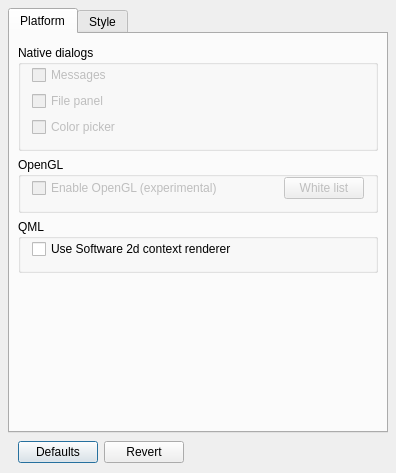
threedeyes/qthaikuplugins, file tools/qsettings/settingsdialog.ui: the form before one commit.
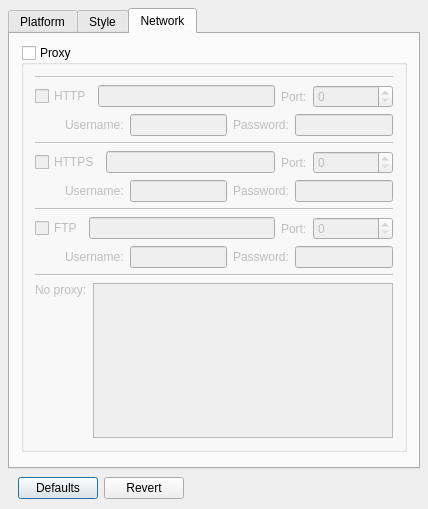
The form after the commit. The open tabs and pages were chosen to show the change.

Commit message: QSettings: add tab for proxy settings

```diff
--- a/tools/qsettings/settingsdialog.ui
+++ b/tools/qsettings/settingsdialog.ui
@@ -6,8 +6,8 @@
    <rect>
     <x>0</x>
     <y>0</y>
-    <width>396</width>
-    <height>473</height>
+    <width>428</width>
+    <height>509</height>
    </rect>
   </property>
   <property name="sizePolicy">
@@ -54,6 +54,9 @@
      </property>
      <item>
       <widget class="QTabWidget" name="tabWidget">
+       <property name="enabled">
+        <bool>true</bool>
+       </property>
        <property name="currentIndex">
         <number>0</number>
        </property>
@@ -508,6 +511,352 @@
          </item>
         </layout>
        </widget>
+       <widget class="QWidget" name="tabNetwork">
+        <property name="enabled">
+         <bool>true</bool>
+        </property>
+        <attribute name="title">
+         <string>Network</string>
+        </attribute>
+        <layout class="QVBoxLayout" name="verticalLayout_3">
+         <item>
+          <widget class="QGroupBox" name="proxyGroupBox">
+           <property name="enabled">
+            <bool>true</bool>
+           </property>
+           <property name="title">
+            <string>Proxy</string>
+           </property>
+           <property name="checkable">
+            <bool>true</bool>
+           </property>
+           <property name="checked">
+            <bool>false</bool>
+           </property>
+           <layout class="QVBoxLayout" name="verticalLayout_16">
+            <item>
+             <layout class="QVBoxLayout" name="verticalLayout_15">
+              <item>
+               <widget class="Line" name="line_3">
+                <property name="orientation">
+                 <enum>Qt::Horizontal</enum>
+                </property>
+               </widget>
+              </item>
+              <item>
+               <layout class="QHBoxLayout" name="horizontalLayout_10">
+                <item>
+                 <widget class="QCheckBox" name="httpProxyEnable">
+                  <property name="minimumSize">
+                   <size>
+                    <width>0</width>
+                    <height>0</height>
+                   </size>
+                  </property>
+                  <property name="text">
+                   <string>HTTP</string>
+                  </property>
+                 </widget>
+                </item>
+                <item>
+                 <widget class="QLineEdit" name="httpProxyAddress"/>
+                </item>
+                <item>
+                 <widget class="QLabel" name="label">
+                  <property name="text">
+                   <string>Port:</string>
+                  </property>
+                 </widget>
+                </item>
+                <item>
+                 <widget class="QSpinBox" name="httpProxyPort">
+                  <property name="minimumSize">
+                   <size>
+                    <width>80</width>
+                    <height>0</height>
+                   </size>
+                  </property>
+                  <property name="maximum">
+                   <number>65535</number>
+                  </property>
+                 </widget>
+                </item>
+               </layout>
+              </item>
+              <item>
+               <layout class="QHBoxLayout" name="horizontalLayout_14">
+                <item>
+                 <spacer name="horizontalSpacer_9">
+                  <property name="orientation">
+                   <enum>Qt::Horizontal</enum>
+                  </property>
+                  <property name="sizeHint" stdset="0">
+                   <size>
+                    <width>40</width>
+                    <height>20</height>
+                   </size>
+                  </property>
+                 </spacer>
+                </item>
+                <item>
+                 <widget class="QLabel" name="label_4">
+                  <property name="text">
+                   <string>Username:</string>
+                  </property>
+                 </widget>
+                </item>
+                <item>
+                 <widget class="QLineEdit" name="httpProxyUser"/>
+                </item>
+                <item>
+                 <widget class="QLabel" name="label_5">
+                  <property name="text">
+                   <string>Password:</string>
+                  </property>
+                 </widget>
+                </item>
+                <item>
+                 <widget class="QLineEdit" name="httpProxyPassword">
+                  <property name="inputMethodHints">
+                   <set>Qt::ImhHiddenText|Qt::ImhNoAutoUppercase|Qt::ImhNoPredictiveText|Qt::ImhSensitiveData</set>
+                  </property>
+                  <property name="echoMode">
+                   <enum>QLineEdit::Password</enum>
+                  </property>
+                 </widget>
+                </item>
+               </layout>
+              </item>
+              <item>
+               <widget class="Line" name="line">
+                <property name="orientation">
+                 <enum>Qt::Horizontal</enum>
+                </property>
+               </widget>
+              </item>
+              <item>
+               <layout class="QHBoxLayout" name="horizontalLayout_12">
+                <item>
+                 <widget class="QCheckBox" name="httpsProxyEnable">
+                  <property name="minimumSize">
+                   <size>
+                    <width>0</width>
+                    <height>0</height>
+                   </size>
+                  </property>
+                  <property name="text">
+                   <string>HTTPS</string>
+                  </property>
+                 </widget>
+                </item>
+                <item>
+                 <widget class="QLineEdit" name="httpsProxyAddress"/>
+                </item>
+                <item>
+                 <widget class="QLabel" name="label_2">
+                  <property name="text">
+                   <string>Port:</string>
+                  </property>
+                 </widget>
+                </item>
+                <item>
+                 <widget class="QSpinBox" name="httpsProxyPort">
+                  <property name="minimumSize">
+                   <size>
+                    <width>80</width>
+                    <height>0</height>
+                   </size>
+                  </property>
+                  <property name="maximum">
+                   <number>65535</number>
+                  </property>
+                 </widget>
+                </item>
+               </layout>
+              </item>
+              <item>
+               <layout class="QHBoxLayout" name="horizontalLayout_15">
+                <item>
+                 <spacer name="horizontalSpacer_10">
+                  <property name="orientation">
+                   <enum>Qt::Horizontal</enum>
+                  </property>
+                  <property name="sizeHint" stdset="0">
+                   <size>
+                    <width>40</width>
+                    <height>20</height>
+                   </size>
+                  </property>
+                 </spacer>
+                </item>
+                <item>
+                 <widget class="QLabel" name="label_6">
+                  <property name="text">
+                   <string>Username:</string>
+                  </property>
+                 </widget>
+                </item>
+                <item>
+                 <widget class="QLineEdit" name="httpsProxyUser"/>
+                </item>
+                <item>
+                 <widget class="QLabel" name="label_7">
+                  <property name="text">
+                   <string>Password:</string>
+                  </property>
+                 </widget>
+                </item>
+                <item>
+                 <widget class="QLineEdit" name="httpsProxyPassword">
+                  <property name="inputMethodHints">
+                   <set>Qt::ImhHiddenText|Qt::ImhNoAutoUppercase|Qt::ImhNoPredictiveText|Qt::ImhSensitiveData</set>
+                  </property>
+                  <property name="echoMode">
+                   <enum>QLineEdit::Password</enum>
+                  </property>
+                 </widget>
+                </item>
+               </layout>
+              </item>
+              <item>
+               <widget class="Line" name="line_2">
+                <property name="orientation">
+                 <enum>Qt::Horizontal</enum>
+                </property>
+               </widget>
+              </item>
+              <item>
+               <layout class="QHBoxLayout" name="horizontalLayout_13">
+                <item>
+                 <widget class="QCheckBox" name="ftpProxyEnable">
+                  <property name="minimumSize">
+                   <size>
+                    <width>0</width>
+                    <height>0</height>
+                   </size>
+                  </property>
+                  <property name="text">
+                   <string>FTP</string>
+                  </property>
+                 </widget>
+                </item>
+                <item>
+                 <widget class="QLineEdit" name="ftpProxyAddress"/>
+                </item>
+                <item>
+                 <widget class="QLabel" name="label_3">
+                  <property name="text">
+                   <string>Port:</string>
+                  </property>
+                 </widget>
+                </item>
+                <item>
+                 <widget class="QSpinBox" name="ftpProxyPort">
+                  <property name="minimumSize">
+                   <size>
+                    <width>80</width>
+                    <height>0</height>
+                   </size>
+                  </property>
+                  <property name="maximum">
+                   <number>65535</number>
+                  </property>
+                 </widget>
+                </item>
+               </layout>
+              </item>
+              <item>
+               <layout class="QHBoxLayout" name="horizontalLayout_16">
+                <item>
+                 <spacer name="horizontalSpacer_11">
+                  <property name="orientation">
+                   <enum>Qt::Horizontal</enum>
+                  </property>
+                  <property name="sizeHint" stdset="0">
+                   <size>
+                    <width>40</width>
+                    <height>20</height>
+                   </size>
+                  </property>
+                 </spacer>
+                </item>
+                <item>
+                 <widget class="QLabel" name="label_8">
+                  <property name="text">
+                   <string>Username:</string>
+                  </property>
+                 </widget>
+                </item>
+                <item>
+                 <widget class="QLineEdit" name="ftpProxyUser"/>
+                </item>
+                <item>
+                 <widget class="QLabel" name="label_9">
+                  <property name="text">
+                   <string>Password:</string>
+                  </property>
+                 </widget>
+                </item>
+                <item>
+                 <widget class="QLineEdit" name="ftpProxyPassword">
+                  <property name="inputMethodHints">
+                   <set>Qt::ImhHiddenText|Qt::ImhNoAutoUppercase|Qt::ImhNoPredictiveText|Qt::ImhSensitiveData</set>
+                  </property>
+                  <property name="echoMode">
+                   <enum>QLineEdit::Password</enum>
+                  </property>
+                 </widget>
+                </item>
+               </layout>
+              </item>
+              <item>
+               <widget class="Line" name="line_4">
+                <property name="orientation">
+                 <enum>Qt::Horizontal</enum>
+                </property>
+               </widget>
+              </item>
+              <item>
+               <layout class="QHBoxLayout" name="horizontalLayout_17">
+                <item>
+                 <widget class="QLabel" name="label_10">
+                  <property name="text">
+                   <string>No proxy:</string>
+                  </property>
+                  <property name="alignment">
+                   <set>Qt::AlignLeading|Qt::AlignLeft|Qt::AlignTop</set>
+                  </property>
+                 </widget>
+                </item>
+                <item>
+                 <widget class="QPlainTextEdit" name="noProxyList">
+                  <property name="plainText">
+                   <string notr="true"/>
+                  </property>
+                 </widget>
+                </item>
+               </layout>
+              </item>
+             </layout>
+            </item>
+           </layout>
+          </widget>
+         </item>
+         <item>
+          <spacer name="verticalSpacer_3">
+           <property name="orientation">
+            <enum>Qt::Vertical</enum>
+           </property>
+           <property name="sizeHint" stdset="0">
+            <size>
+             <width>20</width>
+             <height>40</height>
+            </size>
+           </property>
+          </spacer>
+         </item>
+        </layout>
+       </widget>
       </widget>
      </item>
     </layout>
```
Left out of the diff: 28 changed lines with no effect on the pictures. The commit also changes 3 other files.
